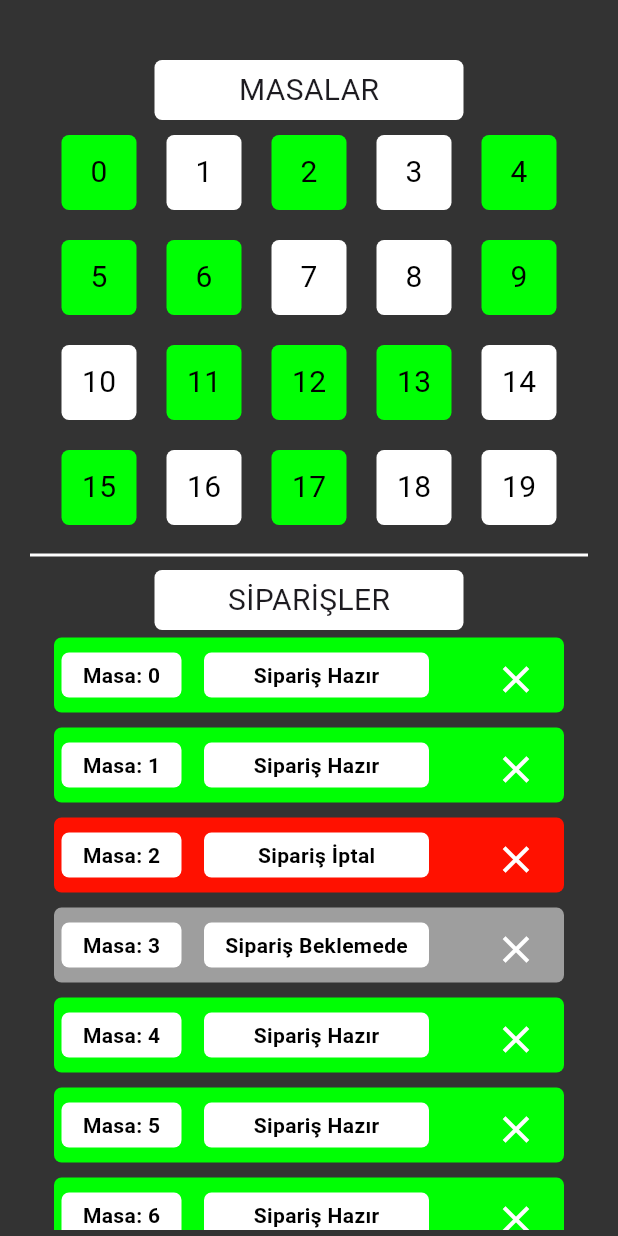
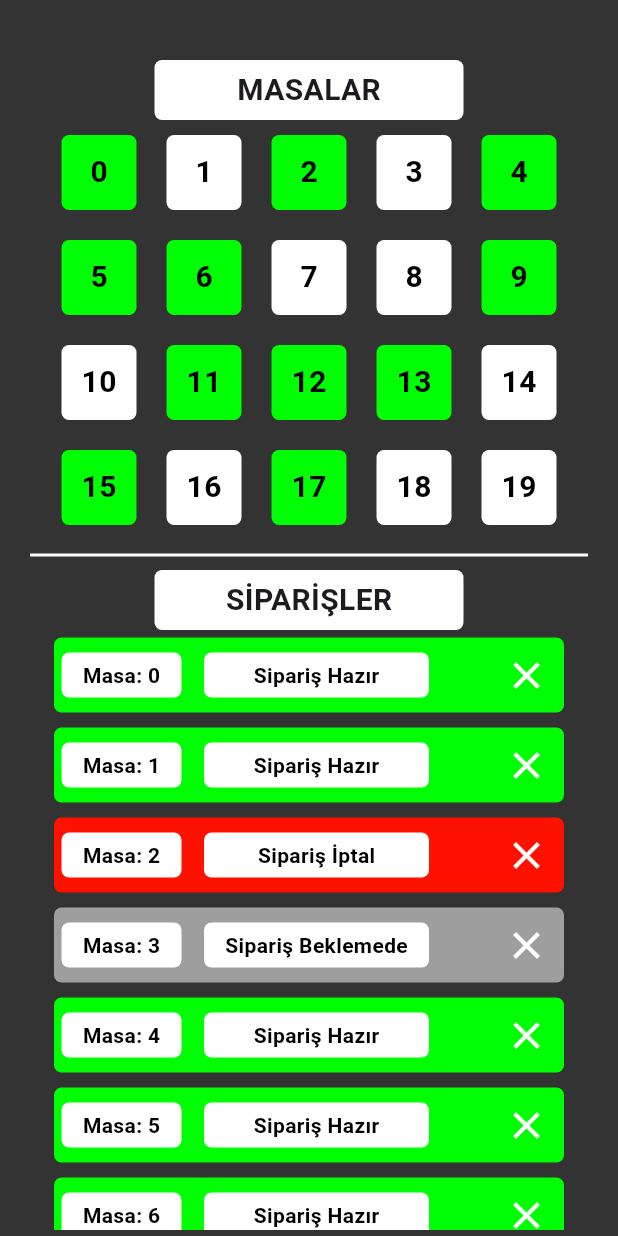
Before and after one commit to muhammettalhakaymak23214/garsonapp, a Flutter app: the screen it shows after launch, on a phone screen of 412 x 824 dp. Run offline on Flutter 3.47's test engine with Material 3 defaults, Android fonts, the phone set to English and light mode, and no system bars.

Commit message:
anasayfada bazı görsel değişiklikler yapıldı.

```diff
--- a/garsonapp/lib/sayfalar/ana_sayfa.dart
+++ b/garsonapp/lib/sayfalar/ana_sayfa.dart
@@ -180,7 +180,8 @@ class _AnaSayfaState extends State<AnaSayfa> {
                     alignment: Alignment.center,
                     child: const Text(
                       "MASALAR",
-                      style: TextStyle(fontSize: 20),
+                      style:
+                          TextStyle(fontSize: 20, fontWeight: FontWeight.bold),
                     ),
                   ),
                 ),
@@ -227,9 +228,9 @@ class _AnaSayfaState extends State<AnaSayfa> {
                                 (myMap.keys.elementAt(index))
                                     .toString(), // Sayıları ekrana yazdırıyoruz
                                 style: const TextStyle(
-                                  color: Color.fromRGBO(0, 0, 0, 1),
-                                  fontSize: 20,
-                                ),
+                                    color: Color.fromRGBO(0, 0, 0, 1),
+                                    fontSize: 20,
+                                    fontWeight: FontWeight.bold),
                               ),
                             ),
                           );
@@ -273,7 +274,8 @@ class _AnaSayfaState extends State<AnaSayfa> {
                     alignment: Alignment.center,
                     child: const Text(
                       "SİPARİŞLER",
-                      style: TextStyle(fontSize: 20),
+                      style:
+                          TextStyle(fontSize: 20, fontWeight: FontWeight.bold),
                     ),
                   ),
                 ),
@@ -305,7 +307,7 @@ class _AnaSayfaState extends State<AnaSayfa> {
                       borderRadius: BorderRadius.circular(5),
                     ),
                     child: Row(
-                      crossAxisAlignment: CrossAxisAlignment.start,
+                      crossAxisAlignment: CrossAxisAlignment.center,
                       children: [
                         Container(
                           decoration: BoxDecoration(
@@ -343,11 +345,12 @@ class _AnaSayfaState extends State<AnaSayfa> {
                             ),
                           ),
                         ),
-                        const SizedBox(width: 30),
+                        const SizedBox(width: 35),
                         Container(
-                          height: 30,
-                          width: 30,
-                          alignment: Alignment.center,
+                          // color: Colors.black,
+                          height: 50,
+                          width: 50,
+                          //alignment:
                           child: IconButton(
                             onPressed: () {
                               // Butona basıldığında yapılacak işlemler buraya yazılır
```
